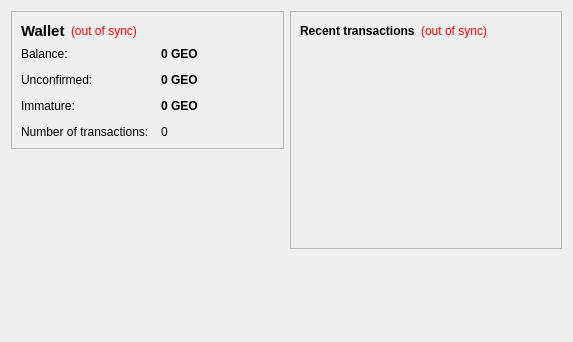
Before: the Qt Designer form src/qt/forms/overviewpage.ui in JurisKhan/dv8coin, drawn with Qt 5.
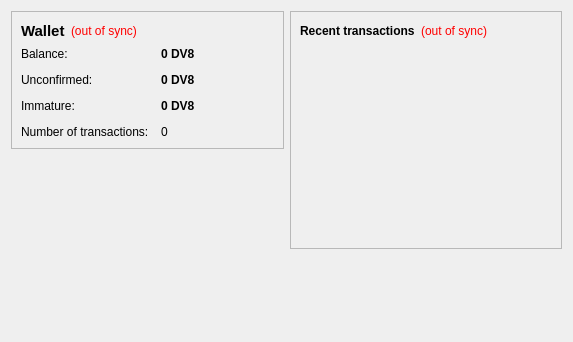
After: the same form once the commit is applied.

Commit message:
Updating Ticker Symbols for the units and UI elem
Noticed that the ticker symbol was not updated as it was the one that
was used for GEOCOIN.

Diff of the .ui file:
```diff
--- a/src/qt/forms/overviewpage.ui
+++ b/src/qt/forms/overviewpage.ui
@@ -105,7 +105,7 @@
              <string>Your current balance</string>
             </property>
             <property name="text">
-             <string notr="true">0 GEO</string>
+             <string notr="true">0 DV8</string>
             </property>
             <property name="textInteractionFlags">
              <set>Qt::LinksAccessibleByMouse|Qt::TextSelectableByKeyboard|Qt::TextSelectableByMouse</set>
@@ -134,7 +134,7 @@
              <string>Total of transactions that have yet to be confirmed, and do not yet count toward the current balance</string>
             </property>
             <property name="text">
-             <string notr="true">0 GEO</string>
+             <string notr="true">0 DV8</string>
             </property>
             <property name="textInteractionFlags">
              <set>Qt::LinksAccessibleByMouse|Qt::TextSelectableByKeyboard|Qt::TextSelectableByMouse</set>
@@ -177,7 +177,7 @@
              <string>Mined balance that has not yet matured</string>
             </property>
             <property name="text">
-             <string notr="true">0 GEO</string>
+             <string notr="true">0 DV8</string>
             </property>
             <property name="textInteractionFlags">
              <set>Qt::LinksAccessibleByMouse|Qt::TextSelectableByKeyboard|Qt::TextSelectableByMouse</set>
```
The commit also changes 5 other files.
